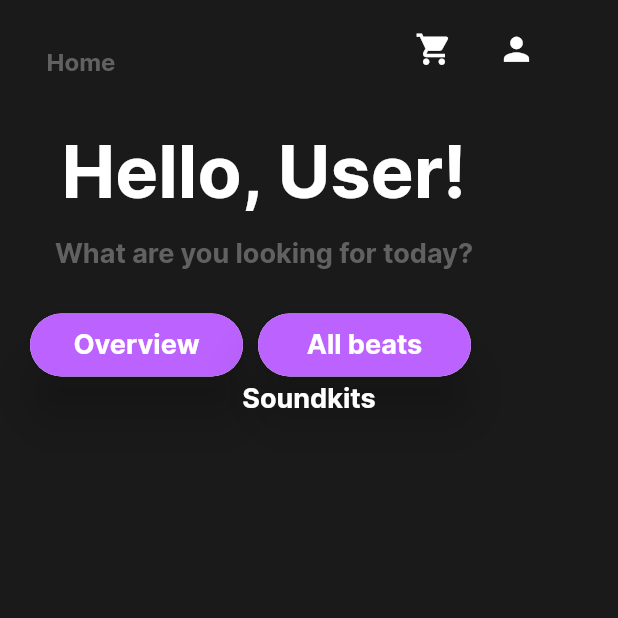
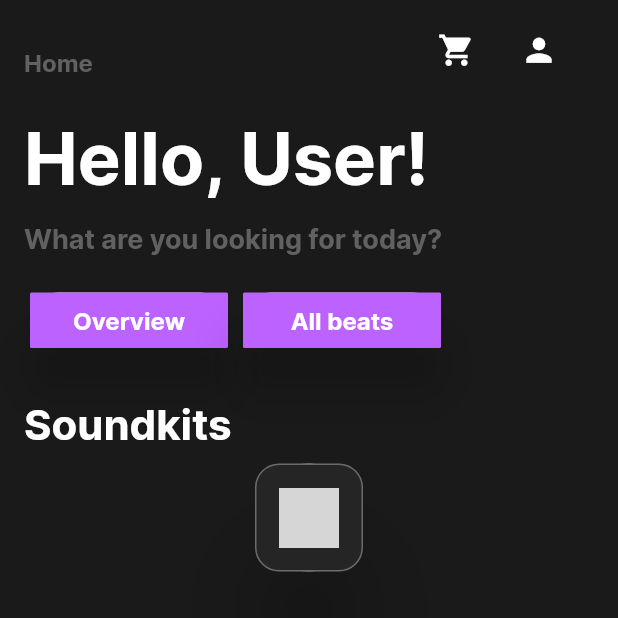
Before and after one commit to norbertwrzos/808store, a Flutter app: the HomePage screen opened directly, on a phone screen of 412 x 824 dp, the top half of it. Run offline on Flutter 3.47's test engine with Material 2 defaults, Android fonts, the phone set to English and light mode, and no system bars; missing offline and left inert: dart:ffi; grey boxes are pictures that could not be loaded.

Commit message:
daily changes

```diff
--- /dev/null
+++ b/808store/beat_store/lib/components/category_tile.dart
@@ -0,0 +1,25 @@
+import 'package:flutter/material.dart';
+
+class CategoryTile extends StatelessWidget {
+  final String imagePath;
+  const CategoryTile({super.key, required this.imagePath});
+
+  @override
+  Widget build(BuildContext context) {
+    return Card(
+      elevation: 30,
+      shape: RoundedRectangleBorder(borderRadius: BorderRadius.circular(37)),
+      child: Container(
+        padding: EdgeInsets.all(15),
+        decoration: BoxDecoration(
+            border: Border.all(color: Theme.of(context).colorScheme.outline),
+            borderRadius: BorderRadius.circular(16),
+            color: const Color.fromARGB(255, 37, 37, 37)),
+        child: Image.asset(
+          imagePath,
+          height: 40,
+        ),
+      ),
+    );
+  }
+}
--- a/808store/beat_store/lib/components/slide_gesture_buton.dart
+++ b/808store/beat_store/lib/components/slide_gesture_buton.dart
@@ -1,3 +1,5 @@
+import 'dart:ui';
+
 import 'package:flutter/material.dart';
 
 class SlideGestureButton extends StatelessWidget {
@@ -13,23 +15,26 @@ class SlideGestureButton extends StatelessWidget {
   @override
   Widget build(BuildContext context) {
     return Container(
-      width: 150,
-      height: 50,
+      width: 140,
+      height: 45,
       child: Card(
         elevation: 15,
         shape: RoundedRectangleBorder(borderRadius: BorderRadius.circular(37)),
         child: TextButton(
           style: ButtonStyle(
-              fixedSize: MaterialStateProperty.all(const Size(150, 30)),
+              fixedSize: MaterialStateProperty.all(const Size(150, 20)),
               shape: MaterialStateProperty.all<RoundedRectangleBorder>(
                   RoundedRectangleBorder(
-                      borderRadius: BorderRadius.circular(37.0))),
+                      borderRadius: BorderRadius.circular(1.0))),
               backgroundColor: MaterialStateProperty.all(
                   const Color.fromRGBO(188, 98, 255, 1))),
           onPressed: onPressed,
           child: Text(
             text,
-            style: Theme.of(context).textTheme.headline5,
+            style: const TextStyle(fontFamily: "Inter",
+                fontWeight: FontWeight.bold,
+                fontSize: 16,
+                color: Colors.white,)
           ),
         ),
       ),
--- a/808store/beat_store/lib/screens/home_page.dart
+++ b/808store/beat_store/lib/screens/home_page.dart
@@ -1,5 +1,6 @@
 import 'dart:ffi';
 
+import 'package:beat_store/components/category_tile.dart';
 import 'package:beat_store/components/slide_gesture_buton.dart';
 import 'package:flutter/src/widgets/container.dart';
 import 'package:flutter/src/widgets/framework.dart';
@@ -20,11 +21,11 @@ class HomePage extends StatelessWidget {
               Row(
                 children: [
                   Container(
-                    padding: const EdgeInsets.only(top: 15, left: 15),
+                    padding: const EdgeInsets.only(top: 16),
                     child: Text("Home",
                         style: Theme.of(context).textTheme.headline4),
                   ),
-                  const SizedBox(width: 200),
+                  const SizedBox(width: 230),
                   const Icon(
                     Icons.shopping_cart,
                     color: Colors.white,
@@ -38,20 +39,20 @@ class HomePage extends StatelessWidget {
                   ),
                 ],
               ),
-              const SizedBox(height: 20),
+              const SizedBox(height: 10),
               Column(
                 children: [
                   Container(
-                      margin: const EdgeInsets.only(
-                          top: 15.0, right: 60),
+                    alignment: Alignment.topLeft,
+                    margin: const EdgeInsets.only(top: 15.0, right: 60),
                     child: Text(
                       "Hello, User!",
                       style: Theme.of(context).textTheme.headline6,
-                      )),
+                    ),
+                  ),
+                  const SizedBox(height: 15),
                   Container(
-
-                    margin: const EdgeInsets.only(
-                        top: 15.0, bottom: 15.0, right: 60),
+                    alignment: Alignment.topLeft,
                     child: Text(
                       "What are you looking for today?",
                       style: TextStyle(
@@ -62,10 +63,10 @@ class HomePage extends StatelessWidget {
                       ),
                     ),
                   ),
-                  const SizedBox(
-                    height: 10,
-                  ),
-                  Row(
+                  const SizedBox(height: 20),
+                  Container(
+                    alignment: Alignment.topLeft,
+                    child: Row(
                       children: [
                         SlideGestureButton(
                           onPressed: () {},
@@ -80,7 +81,20 @@ class HomePage extends StatelessWidget {
                         )
                       ],
                     ),
-                  Text("Soundkits", style: Theme.of(context).textTheme.headline5,)
+                  ),
+                  const SizedBox(height: 30),
+                  Container(
+                    alignment: Alignment.topLeft,
+                    child: const Text("Soundkits",
+                        style: TextStyle(
+                          fontFamily: "Inter",
+                          fontWeight: FontWeight.bold,
+                          fontSize: 28,
+                          color: Colors.white,
+                        )),
+                  ),
+                  SizedBox(height: 5),
+                  CategoryTile(imagePath: "assets\images\loginpage_photo.jpg", text: "Loopkits",)
                 ],
               ),
             ],
```
Lines whose indentation alone changed are shown as unchanged.
